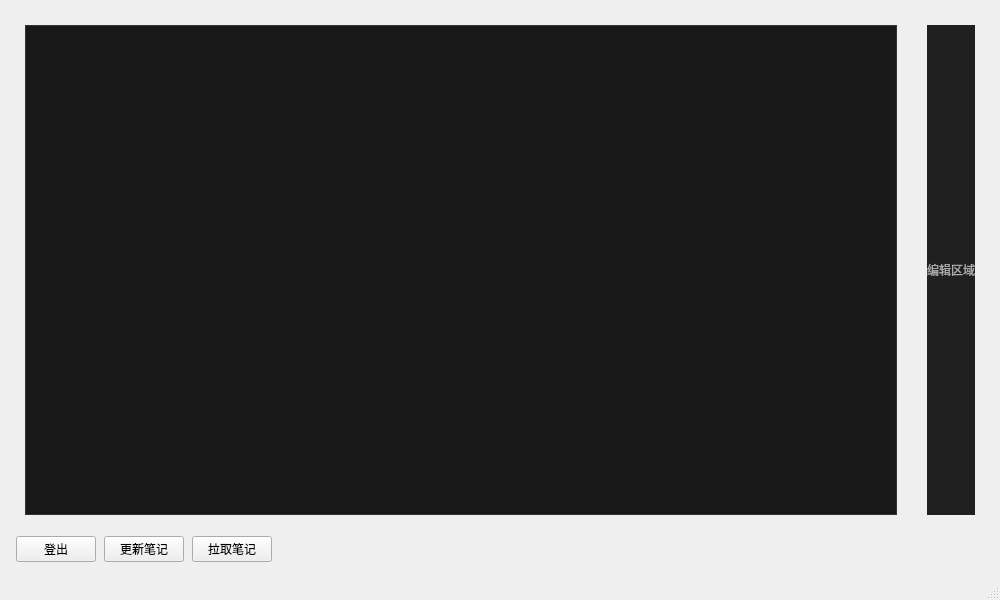
First picture: the form in Note_front/src/Editor/editor_window.ui, repository RIPTIDE-z/R-Note, before the edit.
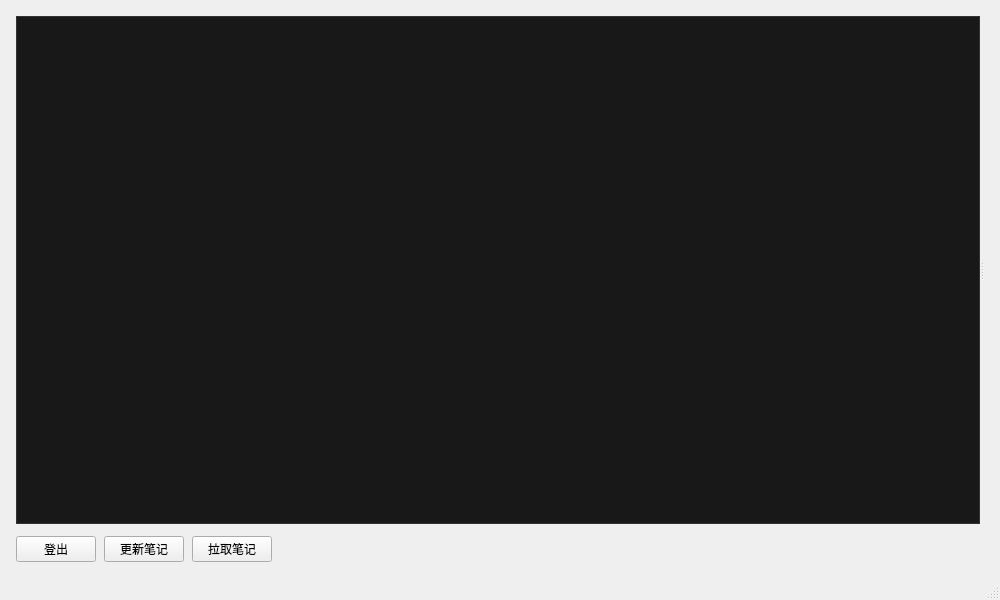
Second picture: the form after the edit.

Patch:
```diff
--- a/Note_front/src/Editor/editor_window.ui
+++ b/Note_front/src/Editor/editor_window.ui
@@ -41,6 +41,10 @@
 
 			<!-- 左侧：大纲面板，作为一个 QWidget 容器，后续会被放进 QSplitter -->
 			<item>
+			  <widget class="QSplitter" name="mainSplitter">
+				<property name="orientation">
+				  <enum>Qt::Horizontal</enum>
+				</property>
 			  <widget class="QWidget" name="leftPanel">
 				<layout class="QVBoxLayout" name="leftLayout">
 				  <property name="spacing">
@@ -83,32 +87,15 @@
 				  </item>
 				</layout>
 			  </widget>
-			</item>
-
-			<!-- 右侧：编辑区域 -->
-			<item>
 			  <widget class="QWidget" name="rightPanel">
 				<layout class="QVBoxLayout" name="rightLayout">
 				  <property name="spacing">
 					<number>8</number>
 				  </property>
-				  <item>
-					<widget class="QLabel" name="editorPlaceholderLabel">
-					  <property name="text">
-						<string>编辑区域</string>
-					  </property>
-					  <property name="alignment">
-						<set>Qt::AlignCenter</set>
-					  </property>
-					  <property name="styleSheet">
-						<string notr="true">background-color: #202020; color: #aaaaaa;</string>
-					  </property>
-					</widget>
-				  </item>
-				</layout>
-			  </widget>
+				  </layout>
+				</widget>
+			  </widget>
 			</item>
-
 		  </layout>
 		</item>
 
```
Left out of the diff: 54 changed lines with no effect on the pictures. Lines whose indentation alone changed are shown as unchanged.
